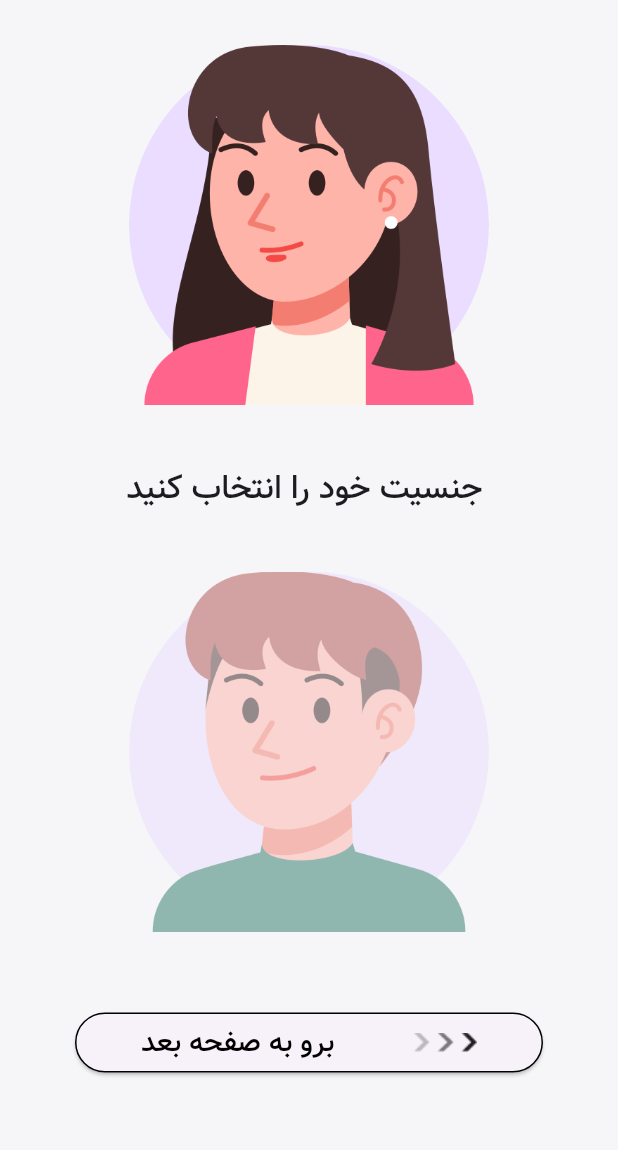
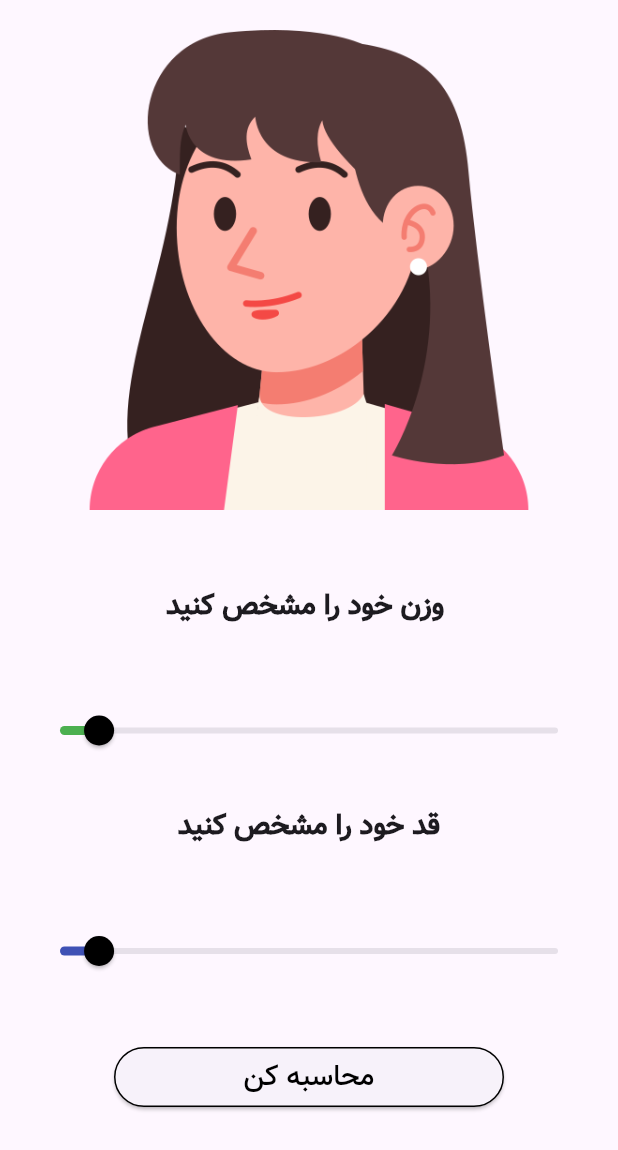
Before and after one commit to SaeidBoghraei202/bmi_application, a Flutter app: the screen it shows after launch, after a tap on "برو به صفحه بعد", on a phone screen of 412 x 824 dp. Shown: the top 1150 px of the screen. Run offline on Flutter 3.47's test engine with Material 3 defaults, Android fonts, the phone set to English and light mode, and no system bars.

Commit message:
creat second page

```diff
--- a/lib/one_page.dart
+++ b/lib/one_page.dart
@@ -1,3 +1,4 @@
+import 'package:bmi_application/second_page.dart';
 import 'package:flutter/cupertino.dart';
 import 'package:flutter/material.dart';
 
@@ -87,13 +88,13 @@ class _BmiState extends State<Bmi> {
                       side: BorderSide(color: Colors.black),
                     ),
                     onPressed: () {
-                      // Navigator.of(context).push(
-                      //   MaterialPageRoute(
-                      //     builder: (context) => HomePage(
-                      //       iswoma: isWoman,
-                      //     ),
-                      //   ),
-                      // ); //
+                      Navigator.of(context).push(
+                        MaterialPageRoute(
+                          builder: (context) => second_page(
+                            iswoma: isWoman,
+                          ),
+                        ),
+                      ); //
                     },
                     child: Padding(
                       padding: EdgeInsets.symmetric(horizontal: 20),
--- /dev/null
+++ b/lib/second_page.dart
@@ -0,0 +1,127 @@
+import 'package:flutter/cupertino.dart';
+import 'package:flutter/material.dart';
+
+class second_page extends StatefulWidget {
+  second_page({super.key, required this.iswoma});
+  bool iswoma;
+
+  @override
+  State<second_page> createState() => _HomePageState();
+}
+
+class _HomePageState extends State<second_page> {
+  @override
+  double _weight = 20;
+  double _height = 20;
+
+  Widget build(BuildContext context) {
+    return MaterialApp(
+      debugShowCheckedModeBanner: false,
+      theme: ThemeData(fontFamily: 'vazir'),
+      home: Scaffold(
+        backgroundColor: Colors.indigo[170],
+        body: SafeArea(
+          child: SingleChildScrollView(
+            child: Column(
+              children: [
+                Column(
+                  children: [
+                    Container(
+                      width: double.infinity,
+                    ),
+                    SizedBox(
+                      height: 20,
+                    ),
+                    Container(
+                      child: Image.asset(
+                          widget.iswoma ? 'images/1.png' : 'images/2.png'),
+                      width: 320,
+                      height: 320,
+                    ),
+                    SizedBox(
+                      height: 50,
+                    ),
+                    Text(
+                      'وزن خود را مشخص کنید ',
+                      style: TextStyle(
+                        fontSize: 19,
+                        fontWeight: FontWeight.bold,
+                      ),
+                    ),
+                    SizedBox(
+                      height: 20,
+                    ),
+                    Container(
+                      width: 380,
+                      height: 100,
+                      child: Slider(
+                          activeColor: Colors.green,
+                          thumbColor: Colors.black,
+                          min: 0.0,
+                          max: 270.0,
+                          value: _weight,
+                          divisions: 150,
+                          label: '${_weight.round()}',
+                          onChanged: (value) {
+                            setState(() {
+                              _weight = value;
+                            });
+                          }),
+                    ),
+                    Text(
+                      'قد خود را مشخص کنید',
+                      style: TextStyle(
+                        fontSize: 19,
+                        fontWeight: FontWeight.bold,
+                      ),
+                    ),
+                    SizedBox(
+                      height: 20,
+                    ),
+                    Container(
+                      width: 380,
+                      height: 100,
+                      child: Slider(
+                          thumbColor: Colors.black,
+                          activeColor: Colors.indigo[500],
+                          min: 0.0,
+                          max: 270.0,
+                          value: _height,
+                          divisions: 150,
+                          label: '${_height.round()}',
+                          onChanged: (value) {
+                            setState(() {
+                              _height = value;
+                            });
+                          }),
+                    ),
+                  ],
+                ),
+                SizedBox(
+                  height: 10,
+                ),
+                ElevatedButton(
+                  style: ElevatedButton.styleFrom(
+                      minimumSize: Size(260, 40),
+                      side: BorderSide(color: Colors.black)),
+                  onPressed: () {
+                    // Navigator.of(context).push(
+                    //   MaterialPageRoute(
+                    //     builder: (context) =>
+                    //         secondPage(weight: _weight, height: _height),
+                    //   ),
+                    // );
+                  },
+                  child: Text(
+                    'محاسبه کن',
+                    style: TextStyle(fontSize: 19, color: Colors.black),
+                  ),
+                ),
+              ],
+            ),
+          ),
+        ),
+      ),
+    );
+  }
+}
```
